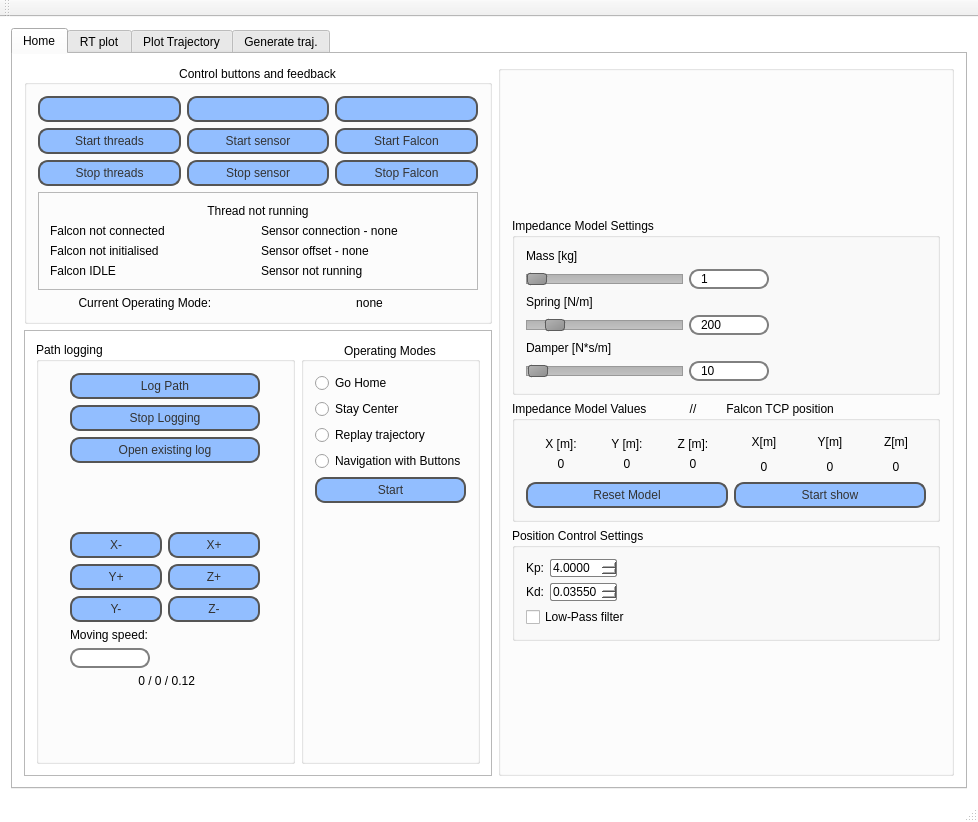
The window that FaaR/mainwindow.ui (ABC-iRobotics/iRob-FaaR) describes before a commit, drawn with Qt 5.
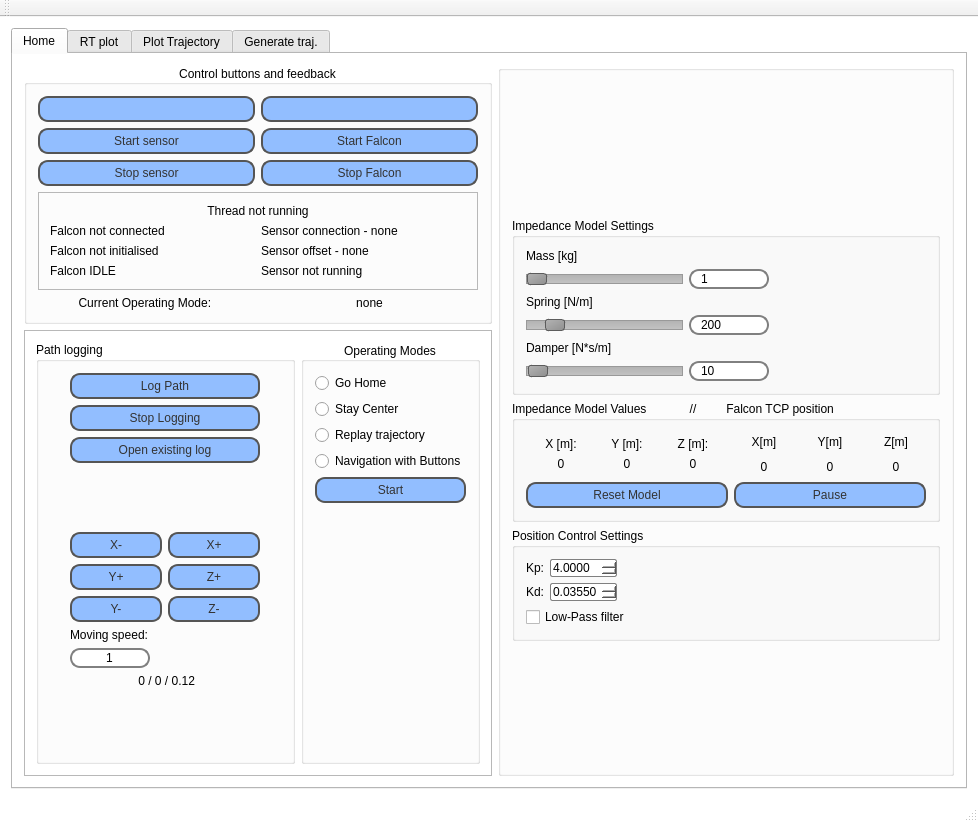
The same window after the commit. Icons and pictures are not drawn. Custom widgets are drawn as their Qt base class.

Commit message: label fix ( again.. hope its working now, and removed thread start stop buttons ( cause they were useless)

The edit to the form file:
```diff
--- a/FaaR/mainwindow.ui
+++ b/FaaR/mainwindow.ui
@@ -204,19 +204,6 @@
            <item>
             <layout class="QGridLayout" name="controlButtonsAll">
              <item row="3" column="0">
-              <widget class="QPushButton" name="stopThreads">
-               <property name="text">
-                <string>Stop threads</string>
-               </property>
-               <property name="autoDefault">
-                <bool>true</bool>
-               </property>
-               <property name="default">
-                <bool>true</bool>
-               </property>
-              </widget>
-             </item>
-             <item row="3" column="1">
               <widget class="QPushButton" name="stopProgram">
                <property name="text">
                 <string>Stop sensor</string>
@@ -229,7 +216,7 @@
                </property>
               </widget>
              </item>
-             <item row="3" column="2">
+             <item row="3" column="1">
               <widget class="QPushButton" name="stopFalcon">
                <property name="text">
                 <string>Stop Falcon</string>
@@ -242,7 +229,7 @@
                </property>
               </widget>
              </item>
-             <item row="1" column="1">
+             <item row="1" column="0">
               <widget class="QPushButton" name="SensoFeedback">
                <property name="text">
                 <string/>
@@ -258,7 +245,7 @@
                </property>
               </widget>
              </item>
-             <item row="1" column="2">
+             <item row="1" column="1">
               <widget class="QPushButton" name="FalconFeedback">
                <property name="text">
                 <string/>
@@ -274,7 +261,7 @@
                </property>
               </widget>
              </item>
-             <item row="2" column="2">
+             <item row="2" column="1">
               <widget class="QPushButton" name="startFalcon">
                <property name="text">
                 <string>Start Falcon</string>
@@ -287,30 +274,7 @@
                </property>
               </widget>
              </item>
-             <item row="1" column="0">
-              <widget class="QPushButton" name="ThreadFeedback">
-               <property name="text">
-                <string/>
-               </property>
-              </widget>
-             </item>
              <item row="2" column="0">
-              <widget class="QPushButton" name="startThreads">
-               <property name="text">
-                <string>Start threads</string>
-               </property>
-               <property name="checkable">
-                <bool>false</bool>
-               </property>
-               <property name="autoDefault">
-                <bool>true</bool>
-               </property>
-               <property name="default">
-                <bool>true</bool>
-               </property>
-              </widget>
-             </item>
-             <item row="2" column="1">
               <widget class="QPushButton" name="startSensor">
                <property name="text">
                 <string>Start sensor</string>
@@ -468,6 +432,12 @@
                   <height>16777215</height>
                  </size>
                 </property>
+                <property name="text">
+                 <string>1</string>
+                </property>
+                <property name="alignment">
+                 <set>Qt::AlignCenter</set>
+                </property>
                </widget>
               </item>
               <item row="0" column="0">
@@ -1330,7 +1300,7 @@
                      </size>
                     </property>
                     <property name="text">
-                     <string>Start show</string>
+                     <string>Pause</string>
                     </property>
                    </widget>
                   </item>
```
Left out of the diff: 5 changed lines with no effect on the pictures. The commit also changes 4 other files.
